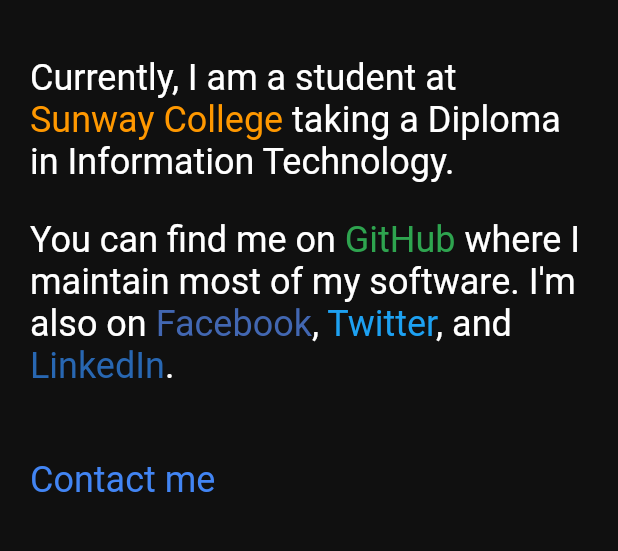
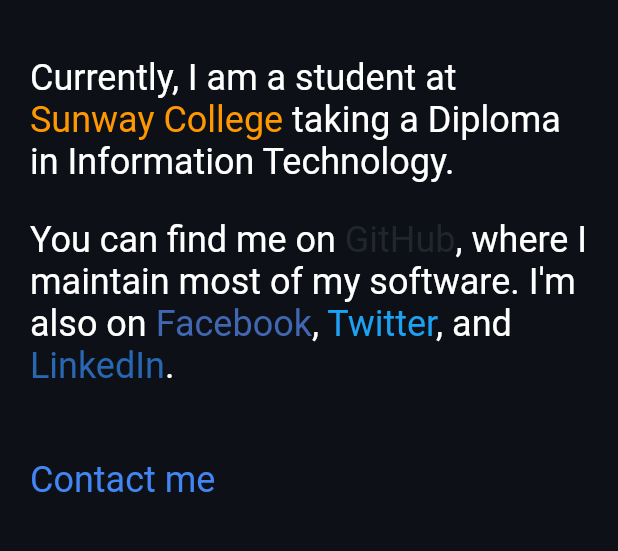
Before and after one commit to japhetobsioma/japhetobsioma.github.io, a Flutter app: the screen it shows after launch, on a phone screen of 412 x 824 dp, the part 480-1031 px from its top. Run offline on Flutter 3.47's test engine with Material 2 defaults, Android fonts, the phone set to English and light mode, and no system bars; our stand-ins replace flutter_riverpod, shared_preferences.

Commit message:
Refactor codes

```diff
--- a/lib/app/app.dart
+++ b/lib/app/app.dart
@@ -7,12 +7,10 @@
 
   @override
   Widget build(BuildContext context) {
-    return MaterialApp(
+    return const MaterialApp(
       debugShowCheckedModeBanner: false,
       title: 'Japhet Obsioma',
-      themeMode: ThemeMode.dark,
-      darkTheme: ThemeData.dark(),
-      home: const PersonalWebsitePage(),
+      home: PersonalWebsitePage(),
     );
   }
 }
--- a/lib/main.dart
+++ b/lib/main.dart
@@ -13,8 +13,6 @@
       log(details.exceptionAsString(), stackTrace: details.stack);
     };
 
-    runApp(
-      const ProviderScope(child: App()),
-    );
+    runApp(const ProviderScope(child: App()));
   }, (error, stack) => log('$error', stackTrace: stack));
 }
--- /dev/null
+++ b/lib/personal_website/common/contact_link.dart
@@ -0,0 +1,20 @@
+enum ContactLinks {
+  sunwayCollege,
+  github,
+  facebook,
+  twitter,
+  linkedIn,
+  contactMe,
+}
+
+extension ContactLinksExtension on ContactLinks {
+  String? get url => {
+        ContactLinks.sunwayCollege: 'https://college.sunway.edu.my/',
+        ContactLinks.github: 'https://github.com/japhetobsioma',
+        ContactLinks.facebook: 'https://www.facebook.com/obsiomajaphetmert/',
+        ContactLinks.twitter: 'https://twitter.com/tehpajj',
+        ContactLinks.linkedIn: 'https://www.linkedin.com/in/japhetmertobsioma/',
+        ContactLinks.contactMe: 'mailto:japhetmerto@gmail.com?subject=Hello%20'
+            'Japhet&body=Some%20body%20text%20here.',
+      }[this];
+}
--- /dev/null
+++ b/lib/personal_website/helper/launch_link.dart
@@ -0,0 +1,9 @@
+import 'package:flutter/gestures.dart';
+import 'package:url_launcher/url_launcher.dart';
+
+GestureRecognizer launchLink(String url) {
+  return TapGestureRecognizer()
+    ..onTap = () async {
+      if (await canLaunch(url)) await launch(url);
+    };
+}
--- a/lib/personal_website/view/personal_website_page.dart
+++ b/lib/personal_website/view/personal_website_page.dart
@@ -1,6 +1,7 @@
-import 'package:flutter/gestures.dart';
 import 'package:flutter/material.dart';
-import 'package:url_launcher/url_launcher.dart';
+
+import '../common/contact_link.dart';
+import '../helper/launch_link.dart';
 
 class PersonalWebsitePage extends StatelessWidget {
   const PersonalWebsitePage({Key? key}) : super(key: key);
@@ -8,12 +9,11 @@
   @override
   Widget build(BuildContext context) {
     return Scaffold(
-      backgroundColor: const Color(0xFF101010),
+      backgroundColor: const Color(0xFF0D1117),
       body: Padding(
         padding: const EdgeInsets.symmetric(horizontal: 20.0),
         child: Center(
           child: Column(
-            mainAxisAlignment: MainAxisAlignment.start,
             crossAxisAlignment: CrossAxisAlignment.start,
             children: const [
               IntroText(),
@@ -28,29 +28,58 @@
   }
 }
 
-class ContactMeText extends StatelessWidget {
-  const ContactMeText({Key? key}) : super(key: key);
+class IntroText extends StatelessWidget {
+  const IntroText({Key? key}) : super(key: key);
+
+  @override
+  Widget build(BuildContext context) {
+    return Column(
+      children: const [
+        SizedBox(height: 230),
+        SizedBox(
+          width: 750.0,
+          child: Text(
+            'I\'m Japhet Obsioma, a software developer.',
+            style: TextStyle(
+              fontSize: 38.0,
+              fontWeight: FontWeight.bold,
+              color: Colors.white,
+            ),
+          ),
+        ),
+      ],
+    );
+  }
+}
+
+class CurrentWorkText extends StatelessWidget {
+  const CurrentWorkText({Key? key}) : super(key: key);
 
   @override
   Widget build(BuildContext context) {
     return Column(
       children: [
-        const SizedBox(height: 48.0),
-        RichText(
+        const SizedBox(height: 38.0),
+        SizedBox(
+          width: 750.0,
+          child: RichText(
             text: TextSpan(
-            text: 'Contact me',
+              children: [
+                const TextSpan(text: 'Currently, I am a student at '),
+                TextSpan(
+                  text: 'Sunway College',
+                  style: const TextStyle(color: Colors.orange),
+                  recognizer: launchLink(ContactLinks.sunwayCollege.url!),
+                ),
+                const TextSpan(
+                  text: ' taking a Diploma in Information Technology.',
+                ),
+              ],
               style: const TextStyle(
                 fontSize: 24.0,
-              color: Color(0xFF4285F4),
+                color: Colors.white,
               ),
-            recognizer: TapGestureRecognizer()
-              ..onTap = () async {
-                const url = 'mailto:japhetmerto@gmail.com?subject='
-                    'Hello%20Japhet&body=Some%20body%20text%20here.';
-                if (await canLaunch(url)) {
-                  await launch(url);
-                }
-              },
+            ),
           ),
         ),
       ],
@@ -74,55 +103,25 @@
                 const TextSpan(text: 'You can find me on '),
                 TextSpan(
                     text: 'GitHub',
-                  style: const TextStyle(color: Color(0xFF2ea44f)),
-                  recognizer: TapGestureRecognizer()
-                    ..onTap = () async {
-                      const url = 'https://github.com/japhetobsioma';
-                      if (await canLaunch(url)) {
-                        await launch(url);
-                      }
-                    },
-                ),
+                    style: const TextStyle(color: Color(0xFF21262D)),
+                    recognizer: launchLink(ContactLinks.github.url!)),
                 const TextSpan(
-                  text: ' where I maintain most of my software. I\'m also'
-                      ' on ',
+                  text: ', where I maintain most of my software. I\'m also on ',
                 ),
                 TextSpan(
                     text: 'Facebook',
                     style: const TextStyle(color: Color(0xFF4267B2)),
-                  recognizer: TapGestureRecognizer()
-                    ..onTap = () async {
-                      const url = 'https://www.facebook.com/obsiomajaphetmert/';
-                      if (await canLaunch(url)) {
-                        await launch(url);
-                      }
-                    },
-                ),
+                    recognizer: launchLink(ContactLinks.facebook.url!)),
                 const TextSpan(text: ', '),
                 TextSpan(
                     text: 'Twitter',
                     style: const TextStyle(color: Color(0xFF1DA1F2)),
-                  recognizer: TapGestureRecognizer()
-                    ..onTap = () async {
-                      const url = 'https://twitter.com/tehpajj';
-                      if (await canLaunch(url)) {
-                        await launch(url);
-                      }
-                    },
-                ),
+                    recognizer: launchLink(ContactLinks.twitter.url!)),
                 const TextSpan(text: ', and '),
                 TextSpan(
                     text: 'LinkedIn',
                     style: const TextStyle(color: Color(0xFF2867B2)),
-                  recognizer: TapGestureRecognizer()
-                    ..onTap = () async {
-                      const url =
-                          'https://www.linkedin.com/in/japhetmertobsioma/';
-                      if (await canLaunch(url)) {
-                        await launch(url);
-                      }
-                    },
-                ),
+                    recognizer: launchLink(ContactLinks.linkedIn.url!)),
                 const TextSpan(text: '.'),
               ],
               style: const TextStyle(fontSize: 24.0, color: Colors.white),
@@ -134,75 +133,21 @@
   }
 }
 
-class CurrentWorkText extends StatelessWidget {
-  const CurrentWorkText({Key? key}) : super(key: key);
+class ContactMeText extends StatelessWidget {
+  const ContactMeText({Key? key}) : super(key: key);
 
   @override
   Widget build(BuildContext context) {
     return Column(
       children: [
-        const SizedBox(height: 38.0),
-        SizedBox(
-          width: 750.0,
-          child: RichText(
+        const SizedBox(height: 48.0),
+        RichText(
           text: TextSpan(
-              children: [
-                const TextSpan(
-                  text: 'Currently, I am a student at ',
-                  style: TextStyle(
-                    fontSize: 24.0,
-                    color: Colors.white,
-                  ),
-                ),
-                TextSpan(
-                  text: 'Sunway College',
-                  style: const TextStyle(
-                    fontSize: 24.0,
-                    color: Colors.orange,
-                  ),
-                  recognizer: TapGestureRecognizer()
-                    ..onTap = () async {
-                      const url = 'https://college.sunway.edu.my/';
-                      if (await canLaunch(url)) {
-                        await launch(url);
-                      }
-                    },
-                ),
-                const TextSpan(
-                  text: ' taking a Diploma in Information Technology.',
-                  style: TextStyle(
-                    fontSize: 24.0,
-                    color: Colors.white,
-                  ),
-                ),
-              ],
-            ),
-          ),
+              text: 'Contact me',
+              style: const TextStyle(fontSize: 24.0, color: Color(0xFF4285F4)),
+              recognizer: launchLink(ContactLinks.contactMe.url!)),
         ),
       ],
     );
   }
 }
-
-class IntroText extends StatelessWidget {
-  const IntroText({Key? key}) : super(key: key);
-
-  @override
-  Widget build(BuildContext context) {
-    return Column(
-      children: const [
-        SizedBox(height: 230),
-        SizedBox(
-          width: 750.0,
-          child: Text(
-            'I\'m Japhet Obsioma, a software developer.',
-            style: TextStyle(
-              fontSize: 38.0,
-              fontWeight: FontWeight.bold,
-            ),
-          ),
-        ),
-      ],
-    );
-  }
-}
```
Lines whose indentation alone changed are shown as unchanged.
